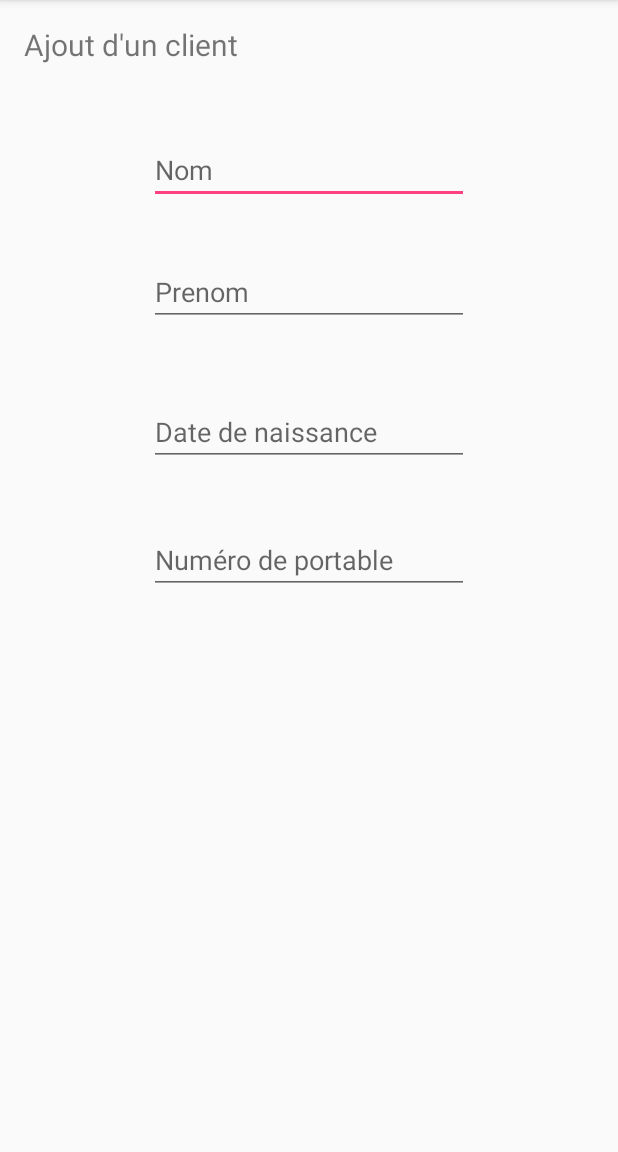
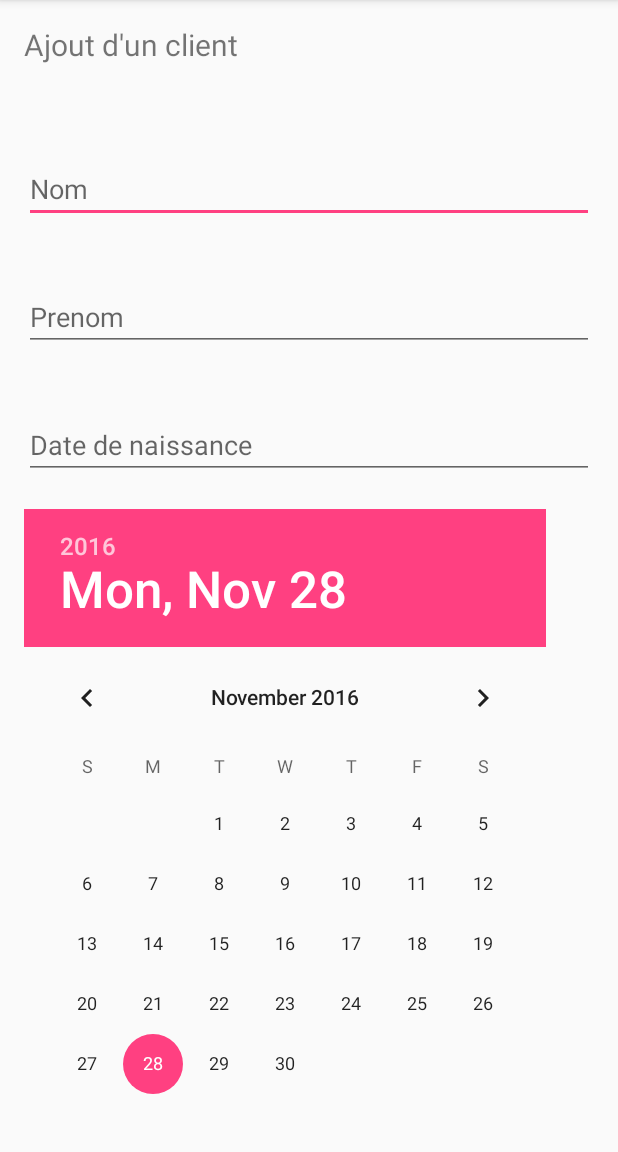
Before and after one commit to qberne/SLAM4-TP5, an Android app: the screen it shows after launch (ActivityClient), on a phone screen of 412 x 824 dp, the part 84-1236 px from its top. Run offline under Robolectric (Android 15) with nearby library versions, the phone set to English and light mode, and no system bars.

Commit message:
TP6 DatePicker

```diff
--- a/app/src/main/java/com/example/quent/camping/ActivityClient.java
+++ b/app/src/main/java/com/example/quent/camping/ActivityClient.java
@@ -1,13 +1,90 @@
 package com.example.quent.camping;
 
+import android.os.Bundle;
 import android.support.v7.app.AppCompatActivity;
-import android.os.Bundle;
+import android.view.View;
+import android.widget.Button;
+import android.widget.DatePicker;
+import android.widget.EditText;
+import android.widget.Toast;
+
+import java.text.ParseException;
+import java.text.SimpleDateFormat;
+import java.util.Calendar;
+import java.util.Date;
 
 public class ActivityClient extends AppCompatActivity {
 
-    @Override
     protected void onCreate(Bundle savedInstanceState) {
         super.onCreate(savedInstanceState);
         setContentView(R.layout.activity_activity_client);
+
+        Button btnEnregistrer = (Button) findViewById(R.id.buttonEnregistrer);
+        Button btnEffacer = (Button)findViewById(R.id.buttonEffacer);
+        DatePicker datePickerDateNaiss = (DatePicker)findViewById(R.id.datePickerDateNaiss);
+
+        Date date = new Date(); // your date
+        Calendar cal = Calendar.getInstance();
+        cal.setTime(date);
+
+        btnEnregistrer.setOnClickListener(btnclick);
+        btnEffacer.setOnClickListener(btnclick);
+        datePickerDateNaiss.init(cal.get(Calendar.YEAR), cal.get(Calendar.MONTH), cal.get(Calendar.DAY_OF_MONTH), calendarclick);
     }
+
+    private void clearEditText(){
+        ((EditText)findViewById(R.id.editTextNomClient)).setText("");
+        ((EditText)findViewById(R.id.editTextPrenomClient)).setText("");
+        ((EditText)findViewById(R.id.editTextDateNaissClient)).setText("");
+        ((EditText)findViewById(R.id.editTextNumPortableClient)).setText("");
+
+        ((EditText)findViewById(R.id.editTextNomClient)).requestFocus();
+    }
+
+    private View.OnClickListener btnclick = new View.OnClickListener() {
+        @Override
+        public void onClick (View v) {
+            switch (v.getId()) {
+                case R.id.buttonEnregistrer:
+                    Toast.makeText(getApplicationContext(), "Enregistrement du client en cours", Toast.LENGTH_SHORT).show();
+
+                    Client c = new Client();
+                    SimpleDateFormat sdf = new SimpleDateFormat("dd/MM/yyyy");
+
+
+                    c.setNom(((EditText)findViewById(R.id.editTextNomClient)).getText().toString());
+                    c.setPrenom(((EditText)findViewById(R.id.editTextPrenomClient)).getText().toString());
+
+                    try {
+                        c.setdateNais(sdf.parse(((EditText)findViewById(R.id.editTextDateNaissClient)).getText().toString()));
+                    } catch (ParseException e) {
+                        e.printStackTrace();
+                    }
+
+                    c.setNumPortable(((EditText)findViewById(R.id.editTextNumPortableClient)).getText().toString());
+
+                    Toast.makeText(getApplicationContext(), c.toString(), Toast.LENGTH_SHORT).show();
+
+                    clearEditText();
+
+                    break;
+                case R.id.buttonEffacer:
+                    clearEditText();
+                    break;
+            }
+        }
+    };
+
+
+
+    private DatePicker.OnDateChangedListener calendarclick = new DatePicker.OnDateChangedListener() {
+        @Override
+        public void onDateChanged(DatePicker view, int year, int monthOfYear, int dayOfMonth) {
+            switch (view.getId()){
+                case R.id.datePickerDateNaiss:
+                    ((EditText)findViewById(R.id.editTextDateNaissClient)).setText(String.valueOf(dayOfMonth)+'/'+String.valueOf(monthOfYear)+'/'+String.valueOf(year));
+                    break;
+            }
+        }
+    };
 }
--- a/app/src/main/java/com/example/quent/camping/Client.java
+++ b/app/src/main/java/com/example/quent/camping/Client.java
@@ -28,7 +28,7 @@ public class Client {
         numPortable = numP;
     }
 
-
+    public Client(){}
 
     public long getId() { /*retourne l'id du client ajouté automatiquement*/
         return id;
--- a/app/src/main/res/layout/activity_activity_client.xml
+++ b/app/src/main/res/layout/activity_activity_client.xml
@@ -9,57 +9,113 @@
     android:paddingTop="@dimen/activity_vertical_margin"
     tools:context="com.example.quent.camping.ActivityClient">
 
+    <ScrollView
+        android:layout_width="match_parent"
+        android:layout_height="match_parent"
+        android:layout_alignParentTop="true"
+        android:layout_alignParentStart="true">
+
+        <LinearLayout
+            android:layout_width="match_parent"
+            android:layout_height="wrap_content"
+            android:orientation="vertical" >
+
+            <TextView
+                android:layout_width="match_parent"
+                android:layout_height="wrap_content"
+                android:text="@string/titreClient"
+                android:id="@+id/textViewTitreClient"
+                android:layout_alignParentTop="true"
+                android:layout_alignParentStart="true"
+                android:textSize="20sp"
+                android:layout_marginTop="0dp"
+                android:layout_marginBottom="40dp"/>
+
             <EditText
-        android:layout_width="wrap_content"
+                android:layout_width="match_parent"
                 android:layout_height="wrap_content"
                 android:inputType="textPersonName"
                 android:ems="10"
-        android:id="@+id/nomClient"
+                android:id="@+id/editTextNomClient"
                 android:hint="@string/nomClient"
-        android:layout_marginTop="47dp"
-        android:layout_below="@+id/titreClient"
-        android:layout_alignStart="@+id/prenomClient" />
+                android:width="250dp"
+                android:layout_below="@+id/textViewTitreClient"
+                android:layout_centerHorizontal="true"
+                android:layout_marginTop="20dp"
+                android:layout_marginBottom="20dp"/>
 
             <EditText
-        android:layout_width="wrap_content"
+                android:layout_width="match_parent"
                 android:layout_height="wrap_content"
                 android:inputType="textPersonName"
                 android:ems="10"
-        android:id="@+id/prenomClient"
-        android:layout_below="@+id/nomClient"
-        android:layout_centerHorizontal="true"
-        android:layout_marginTop="36dp"
-        android:hint="@string/prenomClient" />
-
-    <TextView
-        android:layout_width="wrap_content"
-        android:layout_height="wrap_content"
-        android:text="@string/titreClient"
-        android:id="@+id/titreClient"
-        android:layout_alignParentTop="true"
-        android:layout_alignParentStart="true"
-        android:textSize="20sp" />
+                android:id="@+id/editTextPrenomClient"
+                android:hint="@string/prenomClient"
+                android:width="250dp"
+                android:layout_below="@+id/editTextNomClient"
+                android:layout_alignStart="@+id/editTextNomClient"
+                android:layout_marginTop="20dp"
+                android:layout_marginBottom="20dp"/>
 
             <EditText
-        android:layout_width="wrap_content"
+                android:layout_width="match_parent"
                 android:layout_height="wrap_content"
                 android:inputType="date"
                 android:ems="10"
-        android:id="@+id/dateNaissClient"
-        android:layout_marginTop="48dp"
-        android:layout_below="@+id/prenomClient"
-        android:layout_alignStart="@+id/prenomClient"
-        android:hint="@string/dateNaissClient" />
+                android:id="@+id/editTextDateNaissClient"
+                android:hint="@string/dateNaissClient"
+                android:width="250dp"
+                android:layout_below="@+id/editTextPrenomClient"
+                android:layout_alignStart="@+id/editTextPrenomClient"
+                android:layout_marginTop="20dp"
+                android:layout_marginBottom="20dp"/>
+
+            <DatePicker
+                android:layout_width="match_parent"
+                android:layout_height="wrap_content"
+                android:id="@+id/datePickerDateNaiss" />
 
             <EditText
-        android:layout_width="wrap_content"
+                android:layout_width="match_parent"
                 android:layout_height="wrap_content"
                 android:inputType="phone"
                 android:ems="10"
-        android:id="@+id/numPortableClient"
-        android:layout_below="@+id/dateNaissClient"
-        android:layout_alignStart="@+id/dateNaissClient"
-        android:layout_marginTop="40dp"
-        android:hint="@string/numPortableClient" />
+                android:id="@+id/editTextNumPortableClient"
+                android:hint="@string/numPortableClient"
+                android:width="250dp"
+                android:layout_below="@+id/editTextDateNaissClient"
+                android:layout_alignStart="@+id/editTextDateNaissClient"
+                android:layout_marginTop="20dp"
+                android:layout_marginBottom="20dp"/>
+
+            <LinearLayout
+                android:orientation="horizontal"
+                android:layout_width="match_parent"
+                android:layout_height="match_parent">
+
+                <Button
+                    android:layout_width="match_parent"
+                    android:layout_height="wrap_content"
+                    android:text="@string/buttonReset"
+                    android:id="@+id/buttonEffacer"
+                    android:width="120dp"
+                    android:layout_alignTop="@+id/buttonEnregistrer"
+                    android:layout_alignEnd="@+id/editTextNumPortableClient"
+                    android:layout_weight="1" />
+
+                <Button
+                    android:layout_width="match_parent"
+                    android:layout_height="wrap_content"
+                    android:text="@string/buttonEnregistrer"
+                    android:id="@+id/buttonEnregistrer"
+                    android:width="120dp"
+                    android:layout_alignParentBottom="true"
+                    android:layout_alignParentStart="true"
+                    android:layout_weight="1" />
+
+            </LinearLayout>
+
+        </LinearLayout>
+    </ScrollView>
 
 </RelativeLayout>
--- a/app/src/main/res/values/strings.xml
+++ b/app/src/main/res/values/strings.xml
@@ -6,4 +6,6 @@
     <string name="prenomClient">Prenom</string>
     <string name="dateNaissClient">Date de naissance</string>
     <string name="numPortableClient">Numéro de portable</string>
+    <string name="buttonEnregistrer">Enregistrer</string>
+    <string name="buttonReset">Effacer</string>
 </resources>
```
Also changed, not shown: 1 other file. Lines whose indentation alone changed are shown as unchanged.
